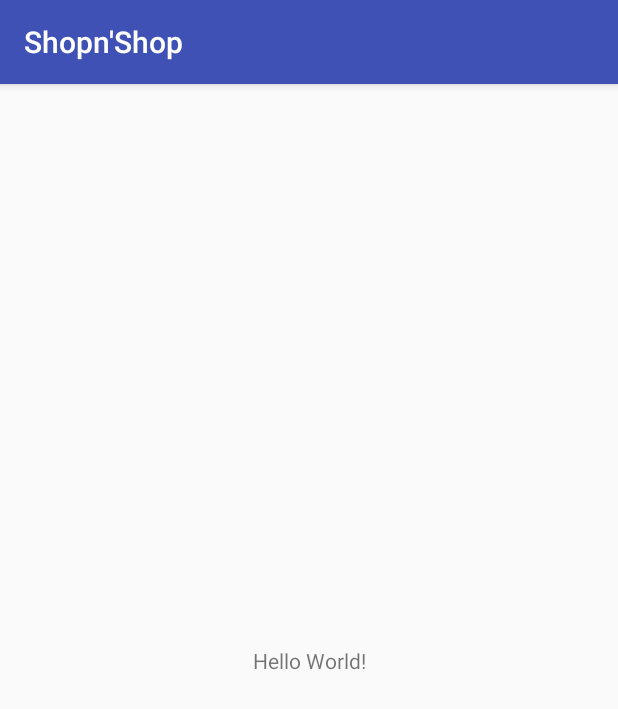
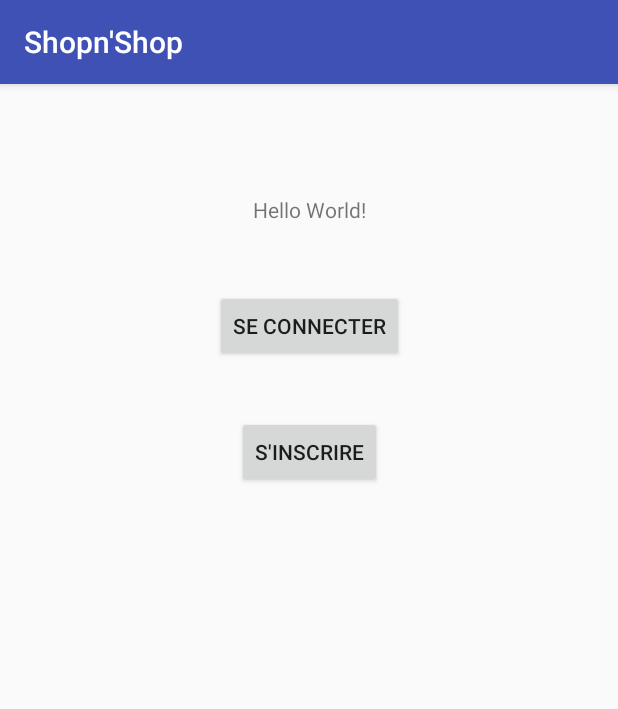
Before and after one commit to Guibaleno/ShopnShopAndroid, an Android app: the screen it shows after launch (Login before the commit, MainActivity after it), on a phone screen of 412 x 824 dp. Shown: the top 709 px of the screen. Run offline under Robolectric (Android 15) with nearby library versions, the phone set to English and light mode, and no system bars.

Commit message:
commit500089

```diff
--- a/ShopnShop/app/src/main/AndroidManifest.xml
+++ b/ShopnShop/app/src/main/AndroidManifest.xml
@@ -9,7 +9,7 @@
         android:roundIcon="@mipmap/ic_launcher_round"
         android:supportsRtl="true"
         android:theme="@style/AppTheme">
-        <activity android:name=".Login">
+        <activity android:name=".MainActivity">
             <intent-filter>
                 <action android:name="android.intent.action.MAIN" />
 
--- /dev/null
+++ b/ShopnShop/app/src/main/java/com/example/a533/shopnshop/InscriptionActivity.java
@@ -0,0 +1,4 @@
+package com.example.a533.shopnshop;
+
+public class InscriptionActivity {
+}
--- /dev/null
+++ b/ShopnShop/app/src/main/java/com/example/a533/shopnshop/LoginActivity.java
@@ -0,0 +1,4 @@
+package com.example.a533.shopnshop;
+
+public class LoginActivity {
+}
--- a/ShopnShop/app/src/main/java/com/example/a533/shopnshop/Login.java
+++ b/ShopnShop/app/src/main/java/com/example/a533/shopnshop/MainActivity.java
@@ -3,7 +3,7 @@ package com.example.a533.shopnshop;
 import android.support.v7.app.AppCompatActivity;
 import android.os.Bundle;
 
-public class Login extends AppCompatActivity {
+public class MainActivity extends AppCompatActivity {
 
     @Override
     protected void onCreate(Bundle savedInstanceState) {
--- a/ShopnShop/app/src/main/res/layout/activity_login.xml
+++ b/ShopnShop/app/src/main/res/layout/activity_login.xml
@@ -4,15 +4,43 @@
     xmlns:tools="http://schemas.android.com/tools"
     android:layout_width="match_parent"
     android:layout_height="match_parent"
-    tools:context=".Login">
+    tools:context=".MainActivity">
 
     <TextView
+        android:id="@+id/textView"
         android:layout_width="wrap_content"
         android:layout_height="wrap_content"
         android:text="Hello World!"
         app:layout_constraintBottom_toBottomOf="parent"
         app:layout_constraintLeft_toLeftOf="parent"
         app:layout_constraintRight_toRightOf="parent"
-        app:layout_constraintTop_toTopOf="parent" />
+        app:layout_constraintTop_toTopOf="parent"
+        app:layout_constraintVertical_bias="0.099" />
+
+    <Button
+        android:id="@+id/btn_connexion"
+        android:layout_width="wrap_content"
+        android:layout_height="wrap_content"
+        android:layout_marginEnd="8dp"
+        android:layout_marginStart="8dp"
+        android:layout_marginTop="44dp"
+        android:text="Se connecter"
+        app:layout_constraintEnd_toEndOf="parent"
+        app:layout_constraintHorizontal_bias="0.502"
+        app:layout_constraintStart_toStartOf="parent"
+        app:layout_constraintTop_toBottomOf="@+id/textView" />
+
+    <Button
+        android:id="@+id/btn_inscrire"
+        android:layout_width="wrap_content"
+        android:layout_height="wrap_content"
+        android:layout_marginEnd="8dp"
+        android:layout_marginStart="8dp"
+        android:layout_marginTop="36dp"
+        android:text="S'inscrire"
+        app:layout_constraintEnd_toEndOf="parent"
+        app:layout_constraintHorizontal_bias="0.501"
+        app:layout_constraintStart_toStartOf="parent"
+        app:layout_constraintTop_toBottomOf="@+id/btn_connexion" />
 
 </android.support.constraint.ConstraintLayout>
```
